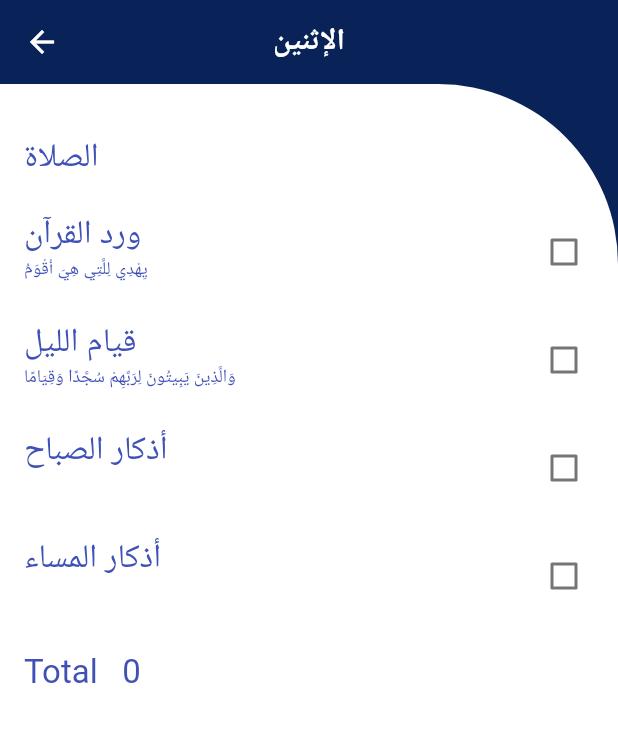
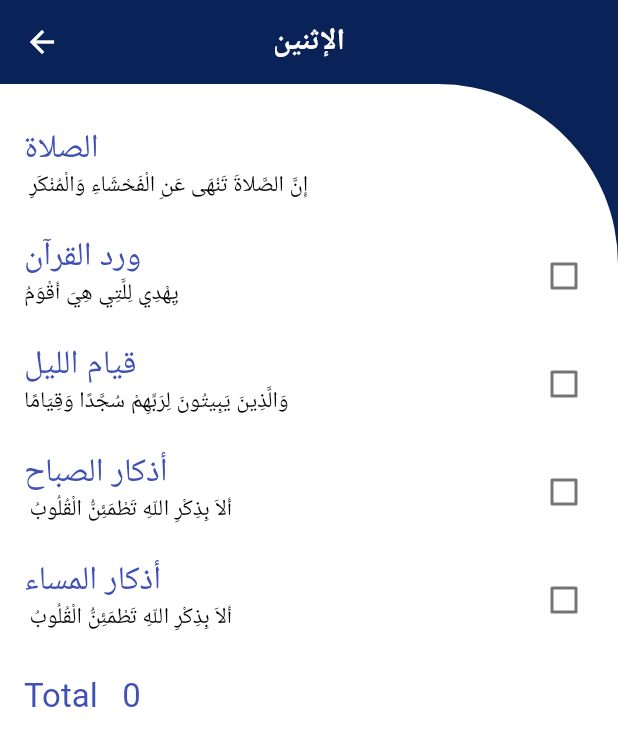
Before and after one commit to AhmedEldamarany/werd, a Flutter app: the Day screen opened by its route, on a phone screen of 412 x 824 dp. Shown: the top 746 px of the screen. Run offline on Flutter 3.47's test engine with Material 2 defaults, Android fonts, the phone set to English and light mode, and no system bars; our stand-ins replace cloud_firestore, firebase_auth, modal_progress_hud, shared_preferences; missing offline and left inert: firebase_admob; accounts and stored records are empty.

Commit message:
day 13 all done ready to ship

```diff
--- a/lib/Screens/day_screen.dart
+++ b/lib/Screens/day_screen.dart
@@ -24,15 +24,13 @@ class _DayState extends State<Day> {
   List<int> prayerValues;
   bool showPrayers;
   int dayPoints;
-  String weekAvg;
 
   String title;
 
   MobileAdTargetingInfo targetingInfo = MobileAdTargetingInfo(
     keywords: <String>['all', 'beautiful apps', 'game', 'todo', 'calaender'],
     nonPersonalizedAds: true,
-    designedForFamilies: true,
-    testDevices: <String>[],
+    childDirected: true,
   );
 
   //
@@ -40,7 +38,6 @@ class _DayState extends State<Day> {
   void initState() {
     super.initState();
 
-    weekAvg = 'متوسط الأسبوع';
     title = weekDays[firestoring.getToday() - 1];
     dayPoints = 0;
     showPrayers = false;
@@ -68,19 +65,17 @@ class _DayState extends State<Day> {
 
   BannerAd buildMyBannerAd() {
     return BannerAd(
-        adUnitId: kAppUnitId,
+        adUnitId: kAddUnitId,
         size: AdSize.fullBanner,
         targetingInfo: targetingInfo,
         listener: (MobileAdEvent event) {
-          print(event);
+          print(event.toString());
         });
   }
 
   @override
   Widget build(BuildContext context) {
-    myBanner
-      ..load()
-      ..show();
+    myBanner..show();
     return Scaffold(
       backgroundColor: myColor,
       appBar: AppBar(
@@ -96,7 +91,7 @@ class _DayState extends State<Day> {
         onPageChanged: (i) {
           setState(() {
             if (i == 1)
-              title = weekAvg;
+              title = ' متوسط الأسبوع لجميع المستخدمين';
             else
               title = weekDays[firestoring.getToday() - 1];
           });
@@ -126,12 +121,14 @@ class _DayState extends State<Day> {
           if (snapshot.connectionState != ConnectionState.active &&
               snapshot.connectionState != ConnectionState.waiting) {
             print('nothing');
+
             return Center(child: CircularProgressIndicator());
           } else if (snapshot.connectionState == ConnectionState.active &&
               !snapshot.hasData) {
             print('filling');
             firestoring.updatePrayers(prayerValues);
             firestoring.updateWerds(werdValues);
+
             return Center(child: CircularProgressIndicator());
           } else if (snapshot.hasData) {
             print('has data');
@@ -148,7 +145,6 @@ class _DayState extends State<Day> {
               else
                 dayPoints = smallData.data[0];
             }
-
             endTheDay();
             return ListView(
               children: <Widget>[
@@ -156,8 +152,10 @@ class _DayState extends State<Day> {
                 myListTile('ورد القرآن', 0, 'يِهْدِي لِلَّتِي هِيَ أَقْوَمُ'),
                 myListTile('قيام الليل', 1,
                     'وَالَّذِينَ يَبِيتُونَ لِرَبِّهِمْ سُجَّدًا وَقِيَامًا'),
-                myListTile('أذكار الصباح', 2, ''),
-                myListTile('أذكار المساء', 3, ''),
+                myListTile('أذكار الصباح', 2,
+                    ' أَلاَ بِذِكْرِ اللّهِ تَطْمَئِنُّ الْقُلُوبُ'),
+                myListTile('أذكار المساء', 3,
+                    ' أَلاَ بِذِكْرِ اللّهِ تَطْمَئِنُّ الْقُلُوبُ'),
                 ListTile(
                   title: Text(
                     'Total   $dayPoints',
@@ -166,8 +164,10 @@ class _DayState extends State<Day> {
                 ),
               ],
             );
-          } else
+          } else {
+            print('else the else');
             return Center(child: CircularProgressIndicator());
+          }
         },
       ),
     );
@@ -188,7 +188,7 @@ class _DayState extends State<Day> {
       value: werdValues[hisVal],
       subtitle: Text(
         subTitle,
-        style: TextStyle(color: Colors.indigo, fontSize: 12),
+        style: TextStyle(color: Colors.black, fontSize: 15),
       ),
       title: Text(
         title,
@@ -209,7 +209,10 @@ class _DayState extends State<Day> {
           prayerTile(4, 'العشاء'),
         ],
       )
-          : null,
+          : Text(
+        ' إِنَّ الصَّلاةَ تَنْهَى عَنِ الْفَحْشَاءِ وَالْمُنْكَرِ',
+        style: TextStyle(color: Colors.black, fontSize: 15),
+      ),
       onTap: () {
         setState(() {
           if (showPrayers)
@@ -325,7 +328,7 @@ class MessageBubble extends StatelessWidget {
           padding: EdgeInsets.all(8),
           decoration: BoxDecoration(
             borderRadius: BorderRadius.all(Radius.elliptical(20, 40)),
-            color: isCurrentUser ? KmyColors[4] : Colors.grey,
+            color: isCurrentUser ? KmyColors[4] : Colors.blueGrey,
           ),
         ),
       ],
--- a/lib/constants.dart
+++ b/lib/constants.dart
@@ -9,7 +9,7 @@ const List<Color> KmyColors = [
   Color(0xFFd7dcde),
 ];
 String kAppId = 'ca-app-pub-3436134363457137~2584427744';
-String kAppUnitId = 'ca-app-pub-3436134363457137/3486445878';
+String kAddUnitId = 'ca-app-pub-3436134363457137/3486445878';
 final myColor = Color(0xff092257);
 const List<String> weekDays = [
   'الإثنين',
--- a/lib/main.dart
+++ b/lib/main.dart
@@ -22,10 +22,10 @@ String userId;
 bool loggedin = false;
 
 class MyApp extends StatelessWidget {
-  // This widget is the root of your application.
   @override
   Widget build(BuildContext context) {
     return MaterialApp(
+      debugShowCheckedModeBanner: false,
       title: 'Werd',
       theme: ThemeData(),
       initialRoute: loggedin ? '/Day' : '/login',
```
